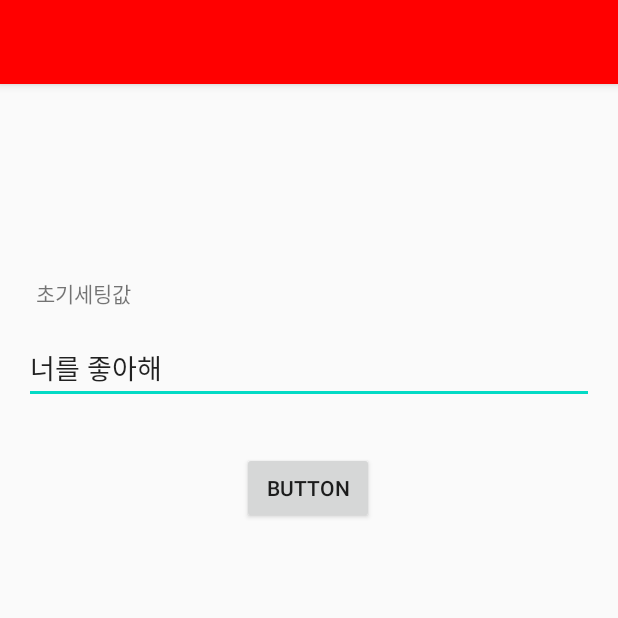
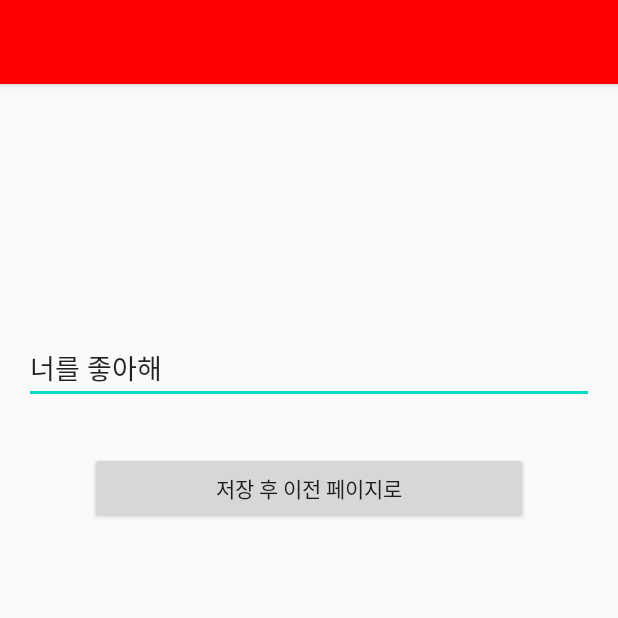
Before and after one commit to honwon/love, an Android app: the screen it shows after launch (SettingActivity), in the options menu, after a tap on "설정", on a phone screen of 412 x 824 dp, the top half of it. Run offline under Robolectric (Android 15) with nearby library versions, the phone set to English and light mode, and no system bars; 2 statements that could not run were skipped.

Commit message:
설정 완료

```diff
--- a/app/src/main/java/com/honwon/love/MainActivity.kt
+++ b/app/src/main/java/com/honwon/love/MainActivity.kt
@@ -23,9 +23,9 @@ class MainActivity : AppCompatActivity() {
             // User chose the "Settings" item, show the app settings UI...
             var MSG = intent.getStringExtra("msgg")
             val intent = Intent(this, SettingActivity::class.java)
-            intent.putExtra("msg", if(MSG ==null){first} else{MSG})
+            intent.putExtra("msg", if(MSG ==null){"너를 좋아해"} else{MSG})
             startActivity(intent)
-            finish()
+
             true
         }
         else -> {
@@ -36,7 +36,10 @@ class MainActivity : AppCompatActivity() {
     }
 
 
-    val first = "너를 좋아해"
+
+
+
+    val preference by lazy {getSharedPreferences("PrefExActivity", Context.MODE_PRIVATE)}
 
     override fun onCreate(savedInstanceState: Bundle?) {
         super.onCreate(savedInstanceState)
@@ -44,22 +47,28 @@ class MainActivity : AppCompatActivity() {
         setSupportActionBar(findViewById(R.id.my_toolbar))
 // 앱바 이름 아이콘
         val ab = supportActionBar
-        loadData()
-        var MSG = intent.getStringExtra("msgg")
-        saveData(MSG)
+
+
+
+
+
+
+
 
 
 //앱바 이름 등록
         ab!!.title = ""
 
         button.setOnClickListener {
+            var MSG = intent.getStringExtra("msgg")
+
 
             //MSG?.let {saveData(MSG)}
 
 
             var a :String =
                 if(MSG == null){
-                    first + "                            "
+                  "너를 좋아해"  + "                              "
                 } else {
                     MSG + "                               "
                 }
@@ -137,7 +146,8 @@ class MainActivity : AppCompatActivity() {
 
     open fun loadData() {
         val pref = getSharedPreferences("pref", Context.MODE_PRIVATE)
-        val MSG = pref.getString("KET_DATA","")
+        val A = pref.getString("KEY_DATA","너를 좋아해")
+
     }
 
 }
--- a/app/src/main/res/layout/activity_main.xml
+++ b/app/src/main/res/layout/activity_main.xml
@@ -53,5 +53,16 @@
         app:texts="@array/example_one"
         app:timeout="2000" />
 
+    <TextView
+        android:id="@+id/textView2"
+        android:layout_width="wrap_content"
+        android:layout_height="wrap_content"
+        android:layout_marginStart="4dp"
+        android:layout_marginTop="56dp"
+        android:text="너를 좋아해"
+        android:textColor="#FFFFFF"
+        app:layout_constraintStart_toStartOf="parent"
+        app:layout_constraintTop_toTopOf="parent" />
+
 
 </androidx.constraintlayout.widget.ConstraintLayout>
--- a/app/src/main/res/layout/activity_setting.xml
+++ b/app/src/main/res/layout/activity_setting.xml
@@ -27,7 +27,7 @@
         android:layout_marginEnd="16dp"
         android:ems="10"
         android:inputType="textPersonName"
-        android:text="너를 좋아해 사랑해"
+        android:text="너너를 좋아해"
         app:layout_constraintBottom_toBottomOf="parent"
         app:layout_constraintEnd_toEndOf="parent"
         app:layout_constraintHorizontal_bias="0.0"
@@ -35,22 +35,14 @@
         app:layout_constraintTop_toBottomOf="@+id/my_toolbar2"
         app:layout_constraintVertical_bias="0.23000002" />
 
-    <TextView
-        android:id="@+id/textView"
-        android:layout_width="wrap_content"
-        android:layout_height="wrap_content"
-        android:layout_marginStart="8dp"
-        android:layout_marginBottom="16dp"
-        android:text="초기세팅값"
-        app:layout_constraintBottom_toTopOf="@+id/editText"
-        app:layout_constraintStart_toStartOf="@+id/editText" />
-
     <Button
         android:id="@+id/saveBtn"
-        android:layout_width="wrap_content"
+        android:layout_width="0dp"
         android:layout_height="wrap_content"
+        android:layout_marginStart="60dp"
         android:layout_marginTop="32dp"
-        android:text="Button"
+        android:layout_marginEnd="60dp"
+        android:text="저장 후 이전 페이지로"
         app:layout_constraintEnd_toEndOf="parent"
         app:layout_constraintHorizontal_bias="0.498"
         app:layout_constraintStart_toStartOf="parent"
```
